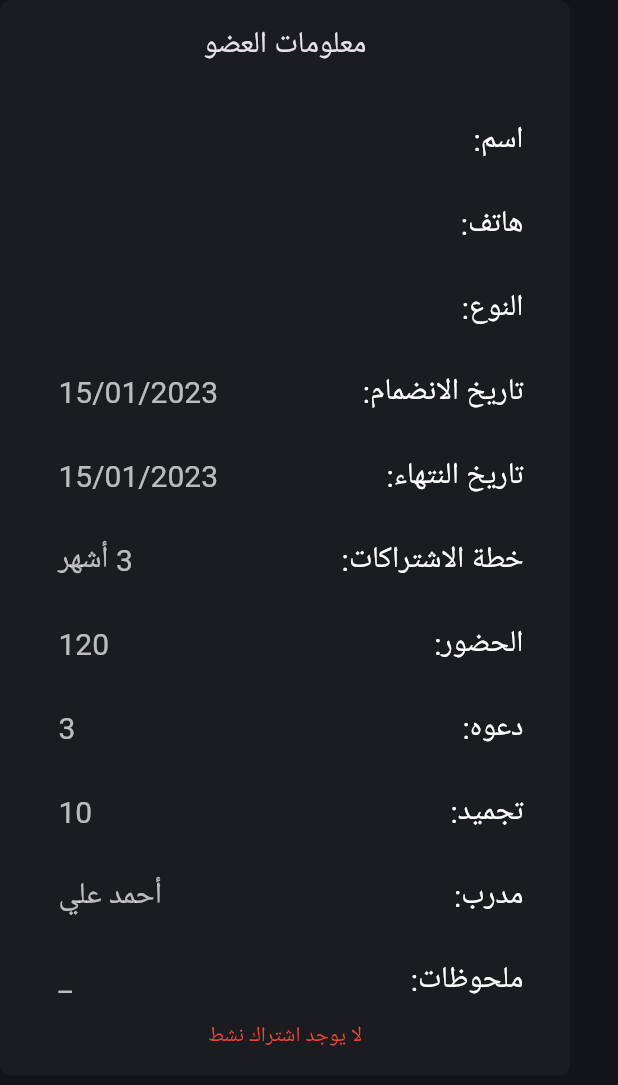
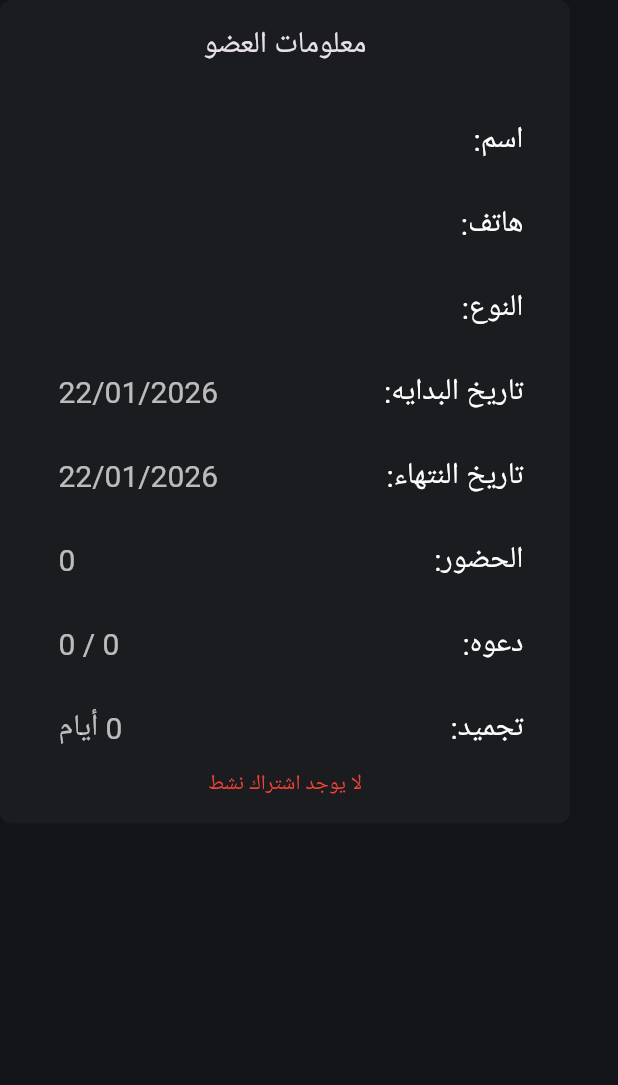
Before and after one commit to Belal-Karem/gym_dashboard, a Flutter app: the ShowDialogDataMemberInfo widget shown alone on an empty page, opened directly with empty values, on a phone screen of 412 x 824 dp. Shown: the top 1085 px of the screen. Run offline on Flutter 3.47's test engine with Material 3 defaults, Android fonts, the phone set to English and light mode, and no system bars; our stand-ins replace bloc, cloud_firestore, dartz, equatable, firebase_core, fl_chart and 4 more; missing offline and left inert: window_size; accounts and stored records are empty.

Commit message:
View subscription details

```diff
--- a/lib/features/home/presentation/view/widget/show_dialog_data_Member_info.dart
+++ b/lib/features/home/presentation/view/widget/show_dialog_data_Member_info.dart
@@ -1,19 +1,26 @@
 import 'package:flutter/material.dart';
 import 'package:flutter_bloc/flutter_bloc.dart';
 import 'package:power_gym/constants.dart';
+import 'package:power_gym/core/helper/format_date_helper.dart';
 import 'package:power_gym/core/utils/app_style.dart';
 import 'package:power_gym/features/home/presentation/manger/cubit/attendance_cubit.dart';
 import 'package:power_gym/features/home/presentation/view/widget/GuestInvitationDialog.dart';
 import 'package:power_gym/features/home/presentation/view/widget/elevated_boutton_member_info.dart';
 import 'package:power_gym/features/home/presentation/view/widget/list_title_member_info.dart';
 import 'package:power_gym/features/home/presentation/view/widget/text_boutton_member_info.dart';
+import 'package:power_gym/features/member_subscriptions/data/models/model/member_sub_model.dart';
 import 'package:power_gym/features/member_subscriptions/presentation/manger/cubit/subscriptions_cubit.dart';
 import 'package:power_gym/features/members/data/models/member_model/member_model.dart';
 import 'package:power_gym/model/show_dialog_data_member_Info_model.dart';
 
 class ShowDialogDataMemberInfo extends StatelessWidget {
-  const ShowDialogDataMemberInfo({super.key, required this.member});
+  const ShowDialogDataMemberInfo({
+    super.key,
+    required this.member,
+    required this.subscription,
+  });
   final MemberModel member;
+  final MemberSubscriptionModel subscription;
 
   @override
   Widget build(BuildContext context) {
@@ -49,54 +56,41 @@ class ShowDialogDataMemberInfo extends StatelessWidget {
               ),
               ListTitleMemberInfo(
                 showDialogDataMemberInfoModel: ShowDialogDataMemberInfoModel(
-                  title: 'تاريخ الانضمام',
-                  trailing: '15/01/2023',
+                  title: 'تاريخ البدايه',
+                  trailing: FormatDateHelper.formatDate(
+                    subscription.startDate.toString(),
+                  ),
                 ),
               ),
               ListTitleMemberInfo(
                 showDialogDataMemberInfoModel: ShowDialogDataMemberInfoModel(
                   title: 'تاريخ النتهاء',
-                  trailing: '15/01/2023',
-                ),
-              ),
-              ListTitleMemberInfo(
-                showDialogDataMemberInfoModel: ShowDialogDataMemberInfoModel(
-                  title: 'خطة الاشتراكات',
-                  trailing: '3 أشهر',
+                  trailing: FormatDateHelper.formatDate(
+                    subscription.endDate.toString(),
+                  ),
                 ),
               ),
               ListTitleMemberInfo(
                 showDialogDataMemberInfoModel: ShowDialogDataMemberInfoModel(
                   title: 'الحضور',
-                  trailing: '120',
+                  trailing: '${subscription.attendance}',
                 ),
               ),
 
               ListTitleMemberInfo(
                 showDialogDataMemberInfoModel: ShowDialogDataMemberInfoModel(
                   title: 'دعوه',
-                  trailing: '3',
+                  trailing:
+                      '${subscription.usedInvitations} / ${subscription.totalInvitations}',
                 ),
               ),
               ListTitleMemberInfo(
                 showDialogDataMemberInfoModel: ShowDialogDataMemberInfoModel(
                   title: 'تجميد',
-                  trailing: '10',
+                  trailing: '${subscription.freeze} أيام',
                 ),
               ),
 
-              ListTitleMemberInfo(
-                showDialogDataMemberInfoModel: ShowDialogDataMemberInfoModel(
-                  title: 'مدرب',
-                  trailing: 'أحمد علي',
-                ),
-              ),
-              ListTitleMemberInfo(
-                showDialogDataMemberInfoModel: ShowDialogDataMemberInfoModel(
-                  title: 'ملحوظات',
-                  trailing: '_',
-                ),
-              ),
               BlocListener<MemberSubscriptionCubit, MemberSubscriptionState>(
                 listenWhen: (_, curr) =>
                     curr is MemberSubscriptionAttendanceSuccess,
@@ -197,7 +191,7 @@ class ShowDialogDataMemberInfo extends StatelessWidget {
                               : null,
                         ),
 
-                        TextBouttonMemberInfo(
+                        ElevatedBouttonMemberInfo(
                           text: 'تجميد',
                           onPressed:
                               subscription.status ==
@@ -220,7 +214,7 @@ class ShowDialogDataMemberInfo extends StatelessWidget {
                                           mainAxisSize: MainAxisSize.min,
                                           children: [
                                             Text(
-                                              'الحد الأقصى المسموح: ${subscription.freeze} أيام',
+                                              'الحد الأقصى المسموح: ${plan.freezeDays} أيام',
                                             ),
                                             const SizedBox(height: 10),
                                             TextField(
```
Also changed, not shown: lib/features/home/presentation/manger/actions/subscription_actions.dart (added, +97 -0 lines), lib/features/home/presentation/view/widget/search_dropdown_widget.dart (+35 -8 lines).
